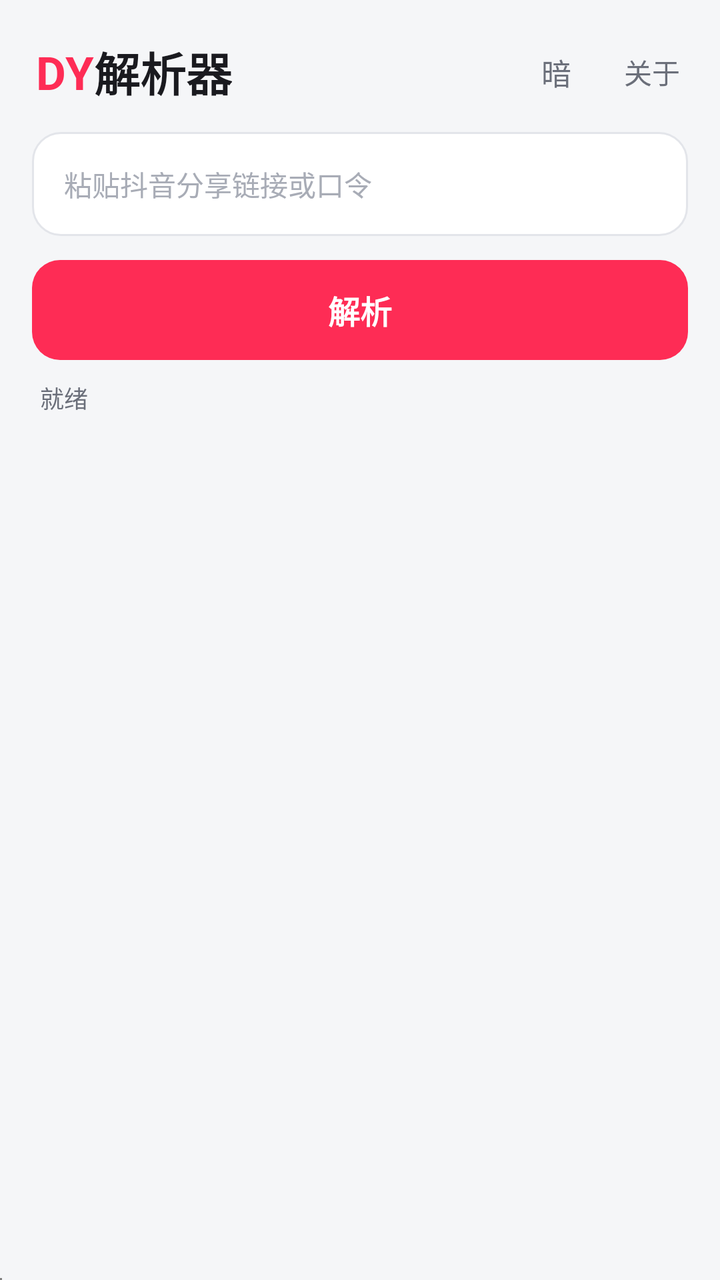
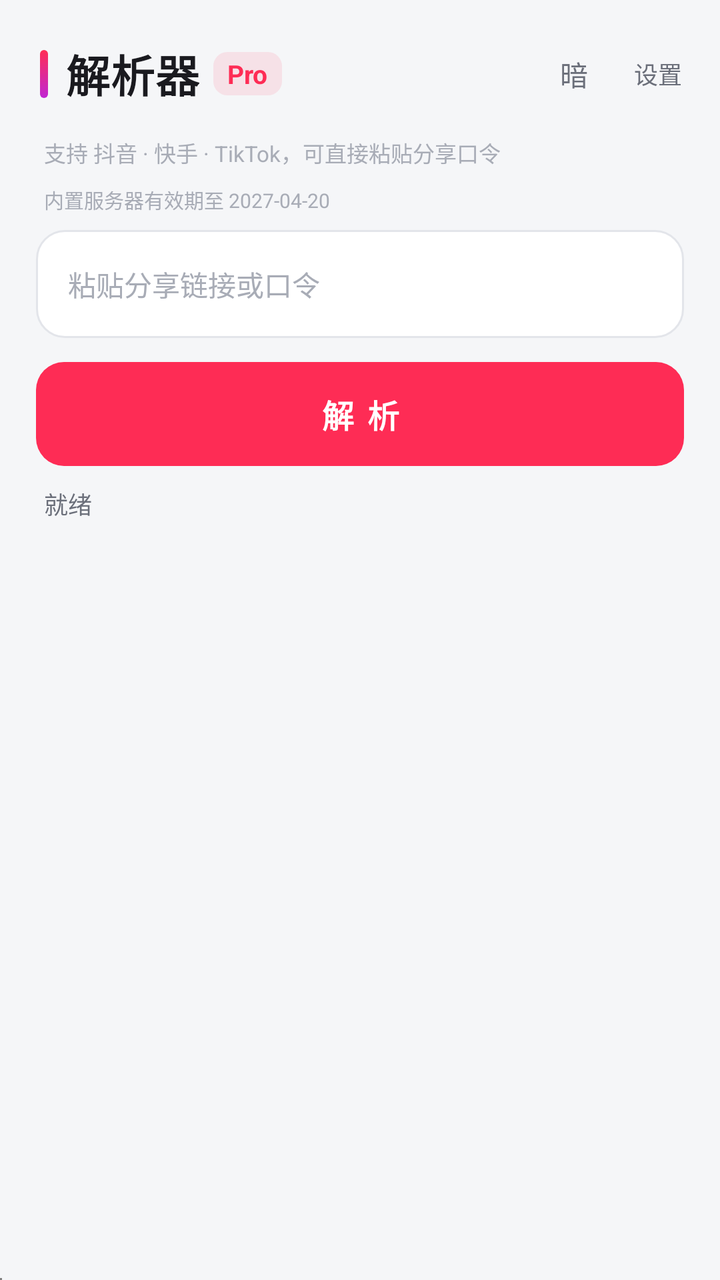

The first picture is an Android layout as it rendered before a commit; the second is the same layout after the commit. The layout source and the unified diff follow.
<!-- AndroidManifest.xml: application theme android:Theme.DeviceDefault.NoActionBar -->
<!-- res/layout/activity_main.xml -->
<?xml version="1.0" encoding="utf-8"?>
<LinearLayout xmlns:android="http://schemas.android.com/apk/res/android"
    android:layout_width="match_parent" android:layout_height="match_parent"
    android:id="@+id/root"
    android:orientation="vertical" android:background="@color/bg">

    
    <LinearLayout
        android:layout_width="match_parent" android:layout_height="wrap_content"
        android:orientation="horizontal" android:gravity="center_vertical"
        android:paddingLeft="18dp" android:paddingRight="10dp"
        android:paddingTop="16dp" android:paddingBottom="10dp">

        <TextView
            android:layout_width="wrap_content" android:layout_height="wrap_content"
            android:id="@+id/tvTitleDY" android:text="DY" android:textColor="@color/brand"
            android:textStyle="bold" android:textSize="23sp"/>
        <TextView
            android:layout_width="wrap_content" android:layout_height="wrap_content"
            android:id="@+id/tvTitle" android:text="解析器" android:textColor="@color/text"
            android:textStyle="bold" android:textSize="23sp"/>

        <View android:layout_width="0dp" android:layout_height="1dp" android:layout_weight="1"/>

        <TextView android:id="@+id/btnTheme"
            android:layout_width="40dp" android:layout_height="40dp"
            android:background="@drawable/btn_icon" android:gravity="center"
            android:text="暗" android:textColor="@color/text_sub" android:textSize="15sp"/>
        <TextView android:id="@+id/btnAbout"
            android:layout_width="wrap_content" android:layout_height="40dp"
            android:layout_marginLeft="4dp" android:background="@drawable/btn_icon"
            android:gravity="center" android:paddingLeft="10dp" android:paddingRight="10dp"
            android:text="关于" android:textColor="@color/text_sub"
            android:textSize="14sp"/>
    </LinearLayout>

    
    <LinearLayout
        android:layout_width="match_parent" android:layout_height="wrap_content"
        android:orientation="vertical"
        android:paddingLeft="16dp" android:paddingRight="16dp">

        <EditText android:id="@+id/input"
            android:layout_width="match_parent" android:layout_height="52dp"
            android:background="@drawable/input_bg" android:paddingLeft="16dp"
            android:paddingRight="16dp" android:hint="粘贴抖音分享链接或口令"
            android:textColor="@color/text" android:textColorHint="@color/text_hint"
            android:textSize="14sp" android:singleLine="true" android:inputType="textUri"/>

        <TextView android:id="@+id/btn"
            android:layout_width="match_parent" android:layout_height="50dp"
            android:layout_marginTop="12dp" android:background="@drawable/btn_primary"
            android:gravity="center" android:text="解析" android:textColor="#FFFFFF"
            android:textStyle="bold" android:textSize="16sp"/>

        <TextView android:id="@+id/status"
            android:layout_width="match_parent" android:layout_height="wrap_content"
            android:text="就绪" android:textColor="@color/text_sub" android:textSize="12sp"
            android:paddingTop="10dp" android:paddingBottom="6dp"
            android:paddingLeft="4dp"/>
    </LinearLayout>

    
    <LinearLayout android:id="@+id/actions"
        android:layout_width="match_parent" android:layout_height="wrap_content"
        android:orientation="horizontal" android:visibility="gone"
        android:paddingLeft="16dp" android:paddingRight="16dp"
        android:paddingBottom="10dp">
        <TextView android:id="@+id/btnPlay"
            android:layout_width="0dp" android:layout_height="42dp" android:layout_weight="1"
            android:background="@drawable/btn_ghost" android:gravity="center"
            android:text="播放" android:textColor="@color/text" android:textSize="14sp"/>
        <TextView android:id="@+id/btnDl"
            android:layout_width="0dp" android:layout_height="42dp" android:layout_weight="1"
            android:layout_marginLeft="8dp" android:background="@drawable/btn_ghost"
            android:gravity="center" android:text="下载" android:textColor="@color/text"
            android:textSize="14sp"/>
        <TextView android:id="@+id/btnFull"
            android:layout_width="0dp" android:layout_height="42dp" android:layout_weight="1"
            android:layout_marginLeft="8dp" android:background="@drawable/btn_primary"
            android:gravity="center" android:text="全屏播放" android:textColor="#FFFFFF"
            android:textSize="14sp" android:textStyle="bold"/>
    </LinearLayout>

    
    <FrameLayout android:id="@+id/videoBox"
        android:layout_width="match_parent" android:layout_height="wrap_content"
        android:layout_marginLeft="16dp" android:layout_marginRight="16dp"
        android:background="@color/player_bg" android:visibility="gone">

        <TextureView android:id="@+id/video"
            android:layout_width="match_parent" android:layout_height="210dp"/>

        <LinearLayout android:id="@+id/miniBar"
            android:layout_width="match_parent" android:layout_height="wrap_content"
            android:layout_gravity="bottom" android:background="@drawable/bg_bar"
            android:orientation="vertical" android:paddingLeft="10dp"
            android:paddingRight="10dp" android:paddingTop="16dp"
            android:paddingBottom="6dp">

            <LinearLayout android:layout_width="match_parent"
                android:layout_height="wrap_content"
                android:orientation="horizontal" android:gravity="center_vertical">
                <TextView android:id="@+id/miniTimeNow"
                    android:layout_width="wrap_content" android:layout_height="wrap_content"
                    android:text="00:00" android:textColor="@color/white" android:textSize="10sp"/>
                <SeekBar android:id="@+id/miniSeek"
                    android:layout_width="0dp" android:layout_height="wrap_content"
                    android:layout_weight="1" android:layout_marginLeft="8dp"
                    android:layout_marginRight="8dp" android:max="1000"
                    android:progressDrawable="@drawable/seek_progress"
                    android:thumb="@drawable/seek_thumb" android:splitTrack="false"/>
                <TextView android:id="@+id/miniTimeAll"
                    android:layout_width="wrap_content" android:layout_height="wrap_content"
                    android:text="00:00" android:textColor="@color/white_sub" android:textSize="10sp"/>
            </LinearLayout>

            <LinearLayout android:layout_width="match_parent"
                android:layout_height="wrap_content"
                android:orientation="horizontal" android:gravity="center_vertical">
                <TextView android:id="@+id/miniPlay"
                    android:layout_width="wrap_content" android:layout_height="wrap_content"
                    android:padding="6dp" android:text="||" android:textColor="@color/white"
                    android:textSize="16sp" android:textStyle="bold"/>
                <TextView android:id="@+id/miniSpeed"
                    android:layout_width="wrap_content" android:layout_height="wrap_content"
                    android:padding="6dp" android:text="1.0X" android:textColor="@color/white"
                    android:textSize="11sp" android:textStyle="bold"/>
                <View android:layout_width="0dp" android:layout_height="1dp"
                    android:layout_weight="1"/>
                <TextView android:id="@+id/miniFull"
                    android:layout_width="wrap_content" android:layout_height="wrap_content"
                    android:padding="6dp" android:text="全屏" android:textColor="@color/white"
                    android:textSize="12sp"/>
            </LinearLayout>
        </LinearLayout>
    </FrameLayout>

    
    <FrameLayout
        android:layout_width="match_parent" android:layout_height="wrap_content"
        android:layout_marginLeft="16dp" android:layout_marginRight="16dp">

        <ImageView android:id="@+id/img"
            android:layout_width="match_parent" android:layout_height="280dp"
            android:background="@color/surface_alt" android:scaleType="fitCenter"
            android:visibility="gone"/>
    </FrameLayout>

    
    <ScrollView android:id="@+id/scrollOut"
        android:layout_width="match_parent" android:layout_height="0dp"
        android:layout_weight="1" android:paddingLeft="16dp"
        android:paddingRight="16dp" android:paddingTop="10dp"
        android:paddingBottom="16dp" android:scrollbars="none">

        <LinearLayout android:id="@+id/out"
            android:layout_width="match_parent" android:layout_height="wrap_content"
            android:orientation="vertical"/>
    </ScrollView>

    <WebView android:id="@+id/web"
        android:layout_width="1dp" android:layout_height="1dp"/>
</LinearLayout>
<!-- resources referenced by this layout -->
<resources>
  <color name="bg">#F5F6F8</color>
  <color name="brand">#FE2C55</color>
  <color name="player_bg">#000000</color>
  <color name="surface_alt">#F0F1F4</color>
  <color name="text">#1A1A1F</color>
  <color name="text_hint">#A8ACB6</color>
  <color name="text_sub">#6B6F7A</color>
  <color name="white">#FFFFFF</color>
  <color name="white_sub">#B0B0BC</color>
  <!-- drawable bg_bar (drawable) -->
  <?xml version="1.0" encoding="utf-8"?>
  <shape xmlns:android="http://schemas.android.com/apk/res/android" android:shape="rectangle">
      <gradient android:startColor="#00000000" android:endColor="#D9000000" android:angle="270"/>
  </shape>
  <!-- drawable btn_icon (drawable) -->
  <?xml version="1.0" encoding="utf-8"?>
  <selector xmlns:android="http://schemas.android.com/apk/res/android">
      <item android:state_pressed="true">
          <shape android:shape="oval">
              <solid android:color="@color/surface_alt"/>
          </shape>
      </item>
      <item>
          <shape android:shape="oval">
              <solid android:color="#00000000"/>
          </shape>
      </item>
  </selector>
  <!-- drawable input_bg (drawable) -->
  <?xml version="1.0" encoding="utf-8"?>
  <shape xmlns:android="http://schemas.android.com/apk/res/android" android:shape="rectangle">
      <solid android:color="@color/surface"/>
      <corners android:radius="14dp"/>
      <stroke android:width="1dp" android:color="@color/stroke"/>
  </shape>
  <!-- drawable seek_thumb (drawable) -->
  <?xml version="1.0" encoding="utf-8"?>
  <shape xmlns:android="http://schemas.android.com/apk/res/android" android:shape="oval">
      <solid android:color="#FFFFFF"/>
      <size android:width="14dp" android:height="14dp"/>
  </shape>
  <color name="stroke">#E3E5EA</color>
  <color name="brand_dark">#D91E45</color>
  <color name="surface">#FFFFFF</color>
  <!-- unchanged entries left out for length: 3 -->
</resources>

<!-- the commit's change to res/layout/activity_main.xml (unified diff, before → after) -->
@@ -8,50 +8,73 @@
     <LinearLayout
         android:layout_width="match_parent" android:layout_height="wrap_content"
         android:orientation="horizontal" android:gravity="center_vertical"
-        android:paddingLeft="18dp" android:paddingRight="10dp"
-        android:paddingTop="16dp" android:paddingBottom="10dp">
+        android:paddingLeft="20dp" android:paddingRight="12dp"
+        android:paddingTop="18dp" android:paddingBottom="12dp">
+
+        
+        <View
+            android:layout_width="4dp" android:layout_height="24dp"
+            android:background="@drawable/brand_bar"/>
 
         <TextView
             android:layout_width="wrap_content" android:layout_height="wrap_content"
-            android:id="@+id/tvTitleDY" android:text="DY" android:textColor="@color/brand"
-            android:textStyle="bold" android:textSize="23sp"/>
+            android:layout_marginLeft="9dp"
+            android:id="@+id/tvTitleDY" android:text="解析器" android:textColor="@color/text"
+            android:textStyle="bold" android:textSize="22sp" android:letterSpacing="0.01"/>
         <TextView
             android:layout_width="wrap_content" android:layout_height="wrap_content"
-            android:id="@+id/tvTitle" android:text="解析器" android:textColor="@color/text"
-            android:textStyle="bold" android:textSize="23sp"/>
+            android:layout_marginLeft="7dp"
+            android:id="@+id/tvTitle" android:text="Pro" android:textColor="@color/brand"
+            android:textStyle="bold" android:textSize="13sp"
+            android:background="@drawable/pill_brand"
+            android:paddingLeft="7dp" android:paddingRight="7dp"
+            android:paddingTop="2dp" android:paddingBottom="2dp"/>
 
         <View android:layout_width="0dp" android:layout_height="1dp" android:layout_weight="1"/>
 
         <TextView android:id="@+id/btnTheme"
-            android:layout_width="40dp" android:layout_height="40dp"
+            android:layout_width="38dp" android:layout_height="38dp"
             android:background="@drawable/btn_icon" android:gravity="center"
-            android:text="暗" android:textColor="@color/text_sub" android:textSize="15sp"/>
-        <TextView android:id="@+id/btnAbout"
-            android:layout_width="wrap_content" android:layout_height="40dp"
+            android:text="暗" android:textColor="@color/text_sub" android:textSize="14sp"/>
+        <TextView android:id="@+id/btnSettings"
+            android:layout_width="38dp" android:layout_height="38dp"
             android:layout_marginLeft="4dp" android:background="@drawable/btn_icon"
-            android:gravity="center" android:paddingLeft="10dp" android:paddingRight="10dp"
-            android:text="关于" android:textColor="@color/text_sub"
-            android:textSize="14sp"/>
+            android:gravity="center"
+            android:text="设置" android:textColor="@color/text_sub" android:textSize="12sp"/>
     </LinearLayout>
 
     
     <LinearLayout
         android:layout_width="match_parent" android:layout_height="wrap_content"
         android:orientation="vertical"
-        android:paddingLeft="16dp" android:paddingRight="16dp">
+        android:paddingLeft="18dp" android:paddingRight="18dp">
+
+        
+        <TextView
+            android:layout_width="wrap_content" android:layout_height="wrap_content"
+            android:text="支持 抖音 · 快手 · TikTok，可直接粘贴分享口令"
+            android:textColor="@color/text_hint" android:textSize="11sp"
+            android:paddingLeft="4dp" android:paddingBottom="8dp"/>
+
+        
+        <TextView android:id="@+id/tvSrvInfo"
+            android:layout_width="wrap_content" android:layout_height="wrap_content"
+            android:text="内置服务器有效期至 2027-04-20"
+            android:textColor="@color/text_hint" android:textSize="10sp"
+            android:paddingLeft="4dp" android:paddingBottom="8dp"/>
 
         <EditText android:id="@+id/input"
-            android:layout_width="match_parent" android:layout_height="52dp"
+            android:layout_width="match_parent" android:layout_height="54dp"
             android:background="@drawable/input_bg" android:paddingLeft="16dp"
-            android:paddingRight="16dp" android:hint="粘贴抖音分享链接或口令"
+            android:paddingRight="16dp" android:hint="粘贴分享链接或口令"
             android:textColor="@color/text" android:textColorHint="@color/text_hint"
             android:textSize="14sp" android:singleLine="true" android:inputType="textUri"/>
 
         <TextView android:id="@+id/btn"
-            android:layout_width="match_parent" android:layout_height="50dp"
+            android:layout_width="match_parent" android:layout_height="52dp"
             android:layout_marginTop="12dp" android:background="@drawable/btn_primary"
-            android:gravity="center" android:text="解析" android:textColor="#FFFFFF"
-            android:textStyle="bold" android:textSize="16sp"/>
+            android:gravity="center" android:text="解 析" android:textColor="#FFFFFF"
+            android:textStyle="bold" android:textSize="16sp" android:letterSpacing="0.08"/>
 
         <TextView android:id="@+id/status"
             android:layout_width="match_parent" android:layout_height="wrap_content"
@@ -61,102 +84,160 @@
     </LinearLayout>
 
     
+    <LinearLayout android:id="@+id/progressBox"
+        android:layout_width="match_parent" android:layout_height="wrap_content"
+        android:orientation="vertical" android:visibility="gone"
+        android:background="@drawable/card_progress"
+        android:layout_marginLeft="18dp" android:layout_marginRight="18dp"
+        android:layout_marginTop="2dp" android:layout_marginBottom="8dp"
+        android:paddingLeft="14dp" android:paddingRight="14dp"
+        android:paddingTop="11dp" android:paddingBottom="12dp">
+
+        <LinearLayout
+            android:layout_width="match_parent" android:layout_height="wrap_content"
+            android:orientation="horizontal" android:gravity="center_vertical">
+
+            <TextView android:id="@+id/progressLabel"
+                android:layout_width="0dp" android:layout_height="wrap_content"
+                android:layout_weight="1" android:text="准备中"
+                android:textColor="@color/text_sub" android:textSize="12sp"/>
+
+            <TextView android:id="@+id/progressPct"
+                android:layout_width="wrap_content" android:layout_height="wrap_content"
+                android:text="0%" android:textColor="@color/brand"
+                android:textSize="12sp" android:textStyle="bold"/>
+        </LinearLayout>
+
+        <ProgressBar android:id="@+id/progressBar"
+            style="?android:attr/progressBarStyleHorizontal"
+            android:layout_width="match_parent" android:layout_height="6dp"
+            android:layout_marginTop="8dp" android:max="1000"
+            android:progress="0" android:progressDrawable="@drawable/progress_h"
+            android:progressTint="@color/brand"/>
+    </LinearLayout>
+
+    
     <LinearLayout android:id="@+id/actions"
         android:layout_width="match_parent" android:layout_height="wrap_content"
         android:orientation="horizontal" android:visibility="gone"
-        android:paddingLeft="16dp" android:paddingRight="16dp"
+        android:paddingLeft="18dp" android:paddingRight="18dp"
         android:paddingBottom="10dp">
+
         <TextView android:id="@+id/btnPlay"
-            android:layout_width="0dp" android:layout_height="42dp" android:layout_weight="1"
+            android:layout_width="0dp" android:layout_height="44dp" android:layout_weight="1"
             android:background="@drawable/btn_ghost" android:gravity="center"
-            android:text="播放" android:textColor="@color/text" android:textSize="14sp"/>
+            android:text="播放" android:textColor="@color/text" android:textSize="13sp"/>
         <TextView android:id="@+id/btnDl"
-            android:layout_width="0dp" android:layout_height="42dp" android:layout_weight="1"
-            android:layout_marginLeft="8dp" android:background="@drawable/btn_ghost"
+            android:layout_width="0dp" android:layout_height="44dp" android:layout_weight="1"
+            android:layout_marginLeft="7dp" android:background="@drawable/btn_ghost"
             android:gravity="center" android:text="下载" android:textColor="@color/text"
-            android:textSize="14sp"/>
+            android:textSize="13sp"/>
         <TextView android:id="@+id/btnFull"
-            android:layout_width="0dp" android:layout_height="42dp" android:layout_weight="1"
-            android:layout_marginLeft="8dp" android:background="@drawable/btn_primary"
-            android:gravity="center" android:text="全屏播放" android:textColor="#FFFFFF"
-            android:textSize="14sp" android:textStyle="bold"/>
-    </LinearLayout>
-
-    
-    <FrameLayout android:id="@+id/videoBox"
-        android:layout_width="match_parent" android:layout_height="wrap_content"
-        android:layout_marginLeft="16dp" android:layout_marginRight="16dp"
-        android:background="@color/player_bg" android:visibility="gone">
-
-        <TextureView android:id="@+id/video"
-            android:layout_width="match_parent" android:layout_height="210dp"/>
-
-        <LinearLayout android:id="@+id/miniBar"
-            android:layout_width="match_parent" android:layout_height="wrap_content"
-            android:layout_gravity="bottom" android:background="@drawable/bg_bar"
-            android:orientation="vertical" android:paddingLeft="10dp"
-            android:paddingRight="10dp" android:paddingTop="16dp"
-            android:paddingBottom="6dp">
-
-            <LinearLayout android:layout_width="match_parent"
-                android:layout_height="wrap_content"
-                android:orientation="horizontal" android:gravity="center_vertical">
-                <TextView android:id="@+id/miniTimeNow"
-                    android:layout_width="wrap_content" android:layout_height="wrap_content"
-                    android:text="00:00" android:textColor="@color/white" android:textSize="10sp"/>
-                <SeekBar android:id="@+id/miniSeek"
-                    android:layout_width="0dp" android:layout_height="wrap_content"
-                    android:layout_weight="1" android:layout_marginLeft="8dp"
-                    android:layout_marginRight="8dp" android:max="1000"
-                    android:progressDrawable="@drawable/seek_progress"
-                    android:thumb="@drawable/seek_thumb" android:splitTrack="false"/>
-                <TextView android:id="@+id/miniTimeAll"
-                    android:layout_width="wrap_content" android:layout_height="wrap_content"
-                    android:text="00:00" android:textColor="@color/white_sub" android:textSize="10sp"/>
-            </LinearLayout>
-
-            <LinearLayout android:layout_width="match_parent"
-                android:layout_height="wrap_content"
-                android:orientation="horizontal" android:gravity="center_vertical">
-                <TextView android:id="@+id/miniPlay"
-                    android:layout_width="wrap_content" android:layout_height="wrap_content"
-                    android:padding="6dp" android:text="||" android:textColor="@color/white"
-                    android:textSize="16sp" android:textStyle="bold"/>
-                <TextView android:id="@+id/miniSpeed"
-                    android:layout_width="wrap_content" android:layout_height="wrap_content"
-                    android:padding="6dp" android:text="1.0X" android:textColor="@color/white"
-                    android:textSize="11sp" android:textStyle="bold"/>
-                <View android:layout_width="0dp" android:layout_height="1dp"
-                    android:layout_weight="1"/>
-                <TextView android:id="@+id/miniFull"
-                    android:layout_width="wrap_content" android:layout_height="wrap_content"
-                    android:padding="6dp" android:text="全屏" android:textColor="@color/white"
-                    android:textSize="12sp"/>
-            </LinearLayout>
-        </LinearLayout>
-    </FrameLayout>
-
-    
-    <FrameLayout
-        android:layout_width="match_parent" android:layout_height="wrap_content"
-        android:layout_marginLeft="16dp" android:layout_marginRight="16dp">
-
-        <ImageView android:id="@+id/img"
-            android:layout_width="match_parent" android:layout_height="280dp"
-            android:background="@color/surface_alt" android:scaleType="fitCenter"
-            android:visibility="gone"/>
-    </FrameLayout>
+            android:layout_width="0dp" android:layout_height="44dp" android:layout_weight="1"
+            android:layout_marginLeft="7dp" android:background="@drawable/btn_primary"
+            android:gravity="center" android:text="全屏" android:textColor="#FFFFFF"
+            android:textSize="13sp" android:textStyle="bold"/>
+        <TextView android:id="@+id/btnAudio"
+            android:layout_width="0dp" android:layout_height="44dp" android:layout_weight="1"
+            android:layout_marginLeft="7dp" android:background="@drawable/btn_ghost"
+            android:gravity="center" android:text="转MP3" android:textColor="@color/text"
+            android:textSize="13sp"/>
+        <TextView android:id="@+id/btnMusic"
+            android:layout_width="0dp" android:layout_height="44dp" android:layout_weight="1"
+            android:layout_marginLeft="7dp" android:background="@drawable/btn_ghost"
+            android:gravity="center" android:text="BGM" android:textColor="@color/text"
+            android:textSize="13sp" android:visibility="gone"/>
+    </LinearLayout>
 
     
     <ScrollView android:id="@+id/scrollOut"
         android:layout_width="match_parent" android:layout_height="0dp"
-        android:layout_weight="1" android:paddingLeft="16dp"
-        android:paddingRight="16dp" android:paddingTop="10dp"
-        android:paddingBottom="16dp" android:scrollbars="none">
-
-        <LinearLayout android:id="@+id/out"
+        android:layout_weight="1" android:scrollbars="none"
+        android:overScrollMode="never">
+
+        <LinearLayout
             android:layout_width="match_parent" android:layout_height="wrap_content"
-            android:orientation="vertical"/>
+            android:orientation="vertical"
+            android:paddingLeft="18dp" android:paddingRight="18dp"
+            android:paddingTop="10dp" android:paddingBottom="18dp">
+
+            <FrameLayout android:id="@+id/videoBox"
+                android:layout_width="match_parent" android:layout_height="wrap_content"
+                android:background="@drawable/card_player" android:visibility="gone">
+
+                <TextureView android:id="@+id/video"
+                    android:layout_width="match_parent" android:layout_height="210dp"/>
+
+                <LinearLayout android:id="@+id/miniBar"
+                    android:layout_width="match_parent" android:layout_height="wrap_content"
+                    android:layout_gravity="bottom" android:background="@drawable/bg_bar"
+                    android:orientation="vertical" android:paddingLeft="12dp"
+                    android:paddingRight="12dp" android:paddingTop="16dp"
+                    android:paddingBottom="8dp">
+
+                    <LinearLayout android:layout_width="match_parent"
+                        android:layout_height="wrap_content"
+                        android:orientation="horizontal" android:gravity="center_vertical">
+                        <TextView android:id="@+id/miniTimeNow"
+                            android:layout_width="wrap_content" android:layout_height="wrap_content"
+                            android:text="00:00" android:textColor="@color/white" android:textSize="10sp"/>
+                        <SeekBar android:id="@+id/miniSeek"
+                            android:layout_width="0dp" android:layout_height="wrap_content"
+                            android:layout_weight="1" android:layout_marginLeft="8dp"
+                            android:layout_marginRight="8dp" android:max="1000"
+                            android:progressDrawable="@drawable/seek_progress"
+                            android:thumb="@drawable/seek_thumb" android:splitTrack="false"/>
+                        <TextView android:id="@+id/miniTimeAll"
+                            android:layout_width="wrap_content" android:layout_height="wrap_content"
+                            android:text="00:00" android:textColor="@color/white_sub" android:textSize="10sp"/>
+                    </LinearLayout>
+
+                    <LinearLayout android:layout_width="match_parent"
+                        android:layout_height="wrap_content"
+                        android:orientation="horizontal" android:gravity="center_vertical">
+                        <TextView android:id="@+id/miniPlay"
+                            android:layout_width="wrap_content" android:layout_height="wrap_content"
+                            android:padding="6dp" android:text="||" android:textColor="@color/white"
+                            android:textSize="16sp" android:textStyle="bold"/>
+                        <TextView android:id="@+id/miniSpeed"
+                            android:layout_width="wrap_content" android:layout_height="wrap_content"
+                            android:padding="6dp" android:text="1.0X" android:textColor="@color/white"
+                            android:textSize="11sp" android:textStyle="bold"/>
+                        <View android:layout_width="0dp" android:layout_height="1dp"
+                            android:layout_weight="1"/>
+                        <TextView android:id="@+id/miniFull"
+                            android:layout_width="wrap_content" android:layout_height="wrap_content"
+                            android:padding="6dp" android:text="全屏" android:textColor="@color/white"
+                            android:textSize="12sp"/>
+                    </LinearLayout>
+                </LinearLayout>
+            </FrameLayout>
+
+            
+            <FrameLayout
+                android:layout_width="match_parent" android:layout_height="wrap_content"
+                android:layout_marginTop="10dp">
+
+                <ImageView android:id="@+id/img"
+                    android:layout_width="match_parent" android:layout_height="280dp"
+                    android:background="@color/surface_alt" android:scaleType="fitCenter"
+                    android:visibility="gone"/>
+
+                
+                <TextView android:id="@+id/liveBadge"
+                    android:layout_width="wrap_content" android:layout_height="wrap_content"
+                    android:layout_gravity="top|start" android:layout_margin="10dp"
+                    android:background="#B3000000" android:paddingLeft="9dp" android:paddingRight="9dp"
+                    android:paddingTop="3dp" android:paddingBottom="3dp"
+                    android:textColor="#FFFFFF" android:text="LIVE" android:textSize="11sp"
+                    android:textStyle="bold" android:visibility="gone"/>
+            </FrameLayout>
+
+            
+            <LinearLayout android:id="@+id/out"
+                android:layout_width="match_parent" android:layout_height="wrap_content"
+                android:orientation="vertical"/>
+        </LinearLayout>
     </ScrollView>
 
     <WebView android:id="@+id/web"
<!-- resource entries referenced after the edit -->
@@ -14,6 +14,12 @@
   <shape xmlns:android="http://schemas.android.com/apk/res/android" android:shape="rectangle">
       <gradient android:startColor="#00000000" android:endColor="#D9000000" android:angle="270"/>
   </shape>
+  <!-- drawable brand_bar (drawable) -->
+  <?xml version="1.0" encoding="utf-8"?>
+  <shape xmlns:android="http://schemas.android.com/apk/res/android" android:shape="rectangle">
+      <gradient android:startColor="#FF2D55" android:endColor="#C026D3" android:angle="270"/>
+      <corners android:radius="2dp"/>
+  </shape>
   <!-- drawable btn_icon (drawable) -->
   <?xml version="1.0" encoding="utf-8"?>
   <selector xmlns:android="http://schemas.android.com/apk/res/android">
@@ -28,6 +34,19 @@
           </shape>
       </item>
   </selector>
+  <!-- drawable card_player (drawable) -->
+  <?xml version="1.0" encoding="utf-8"?>
+  <shape xmlns:android="http://schemas.android.com/apk/res/android" android:shape="rectangle">
+      <solid android:color="@color/player_bg"/>
+      <corners android:radius="16dp"/>
+  </shape>
+  <!-- drawable card_progress (drawable) -->
+  <?xml version="1.0" encoding="utf-8"?>
+  <shape xmlns:android="http://schemas.android.com/apk/res/android" android:shape="rectangle">
+      <solid android:color="@color/surface"/>
+      <corners android:radius="14dp"/>
+      <stroke android:width="1dp" android:color="@color/stroke"/>
+  </shape>
   <!-- drawable input_bg (drawable) -->
   <?xml version="1.0" encoding="utf-8"?>
   <shape xmlns:android="http://schemas.android.com/apk/res/android" android:shape="rectangle">
@@ -35,6 +54,38 @@
       <corners android:radius="14dp"/>
       <stroke android:width="1dp" android:color="@color/stroke"/>
   </shape>
+  <!-- drawable pill_brand (drawable) -->
+  <?xml version="1.0" encoding="utf-8"?>
+  <shape xmlns:android="http://schemas.android.com/apk/res/android" android:shape="rectangle">
+      <solid android:color="#1AFE2C55"/>
+      <corners android:radius="7dp"/>
+  </shape>
+  <!-- drawable progress_h (drawable) -->
+  <?xml version="1.0" encoding="utf-8"?>
+  <layer-list xmlns:android="http://schemas.android.com/apk/res/android">
+      <item android:id="@android:id/background">
+          <shape android:shape="rectangle">
+              <solid android:color="#1AFE2C55"/>
+              <corners android:radius="3dp"/>
+          </shape>
+      </item>
+      <item android:id="@android:id/secondaryProgress">
+          <clip>
+              <shape android:shape="rectangle">
+                  <solid android:color="#80FE2C55"/>
+                  <corners android:radius="3dp"/>
+              </shape>
+          </clip>
+      </item>
+      <item android:id="@android:id/progress">
+          <clip>
+              <shape android:shape="rectangle">
+                  <solid android:color="#FE2C55"/>
+                  <corners android:radius="3dp"/>
+              </shape>
+          </clip>
+      </item>
+  </layer-list>
   <!-- drawable seek_thumb (drawable) -->
   <?xml version="1.0" encoding="utf-8"?>
   <shape xmlns:android="http://schemas.android.com/apk/res/android" android:shape="oval">
